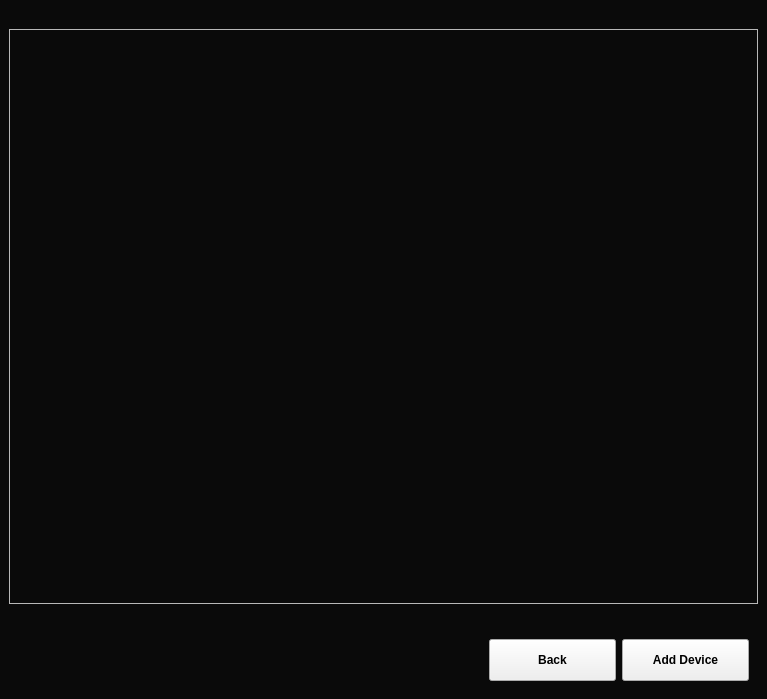
Old version of the form core/ui/scopyhomeaddpage.ui in the repository analogdevicesinc/scopy.
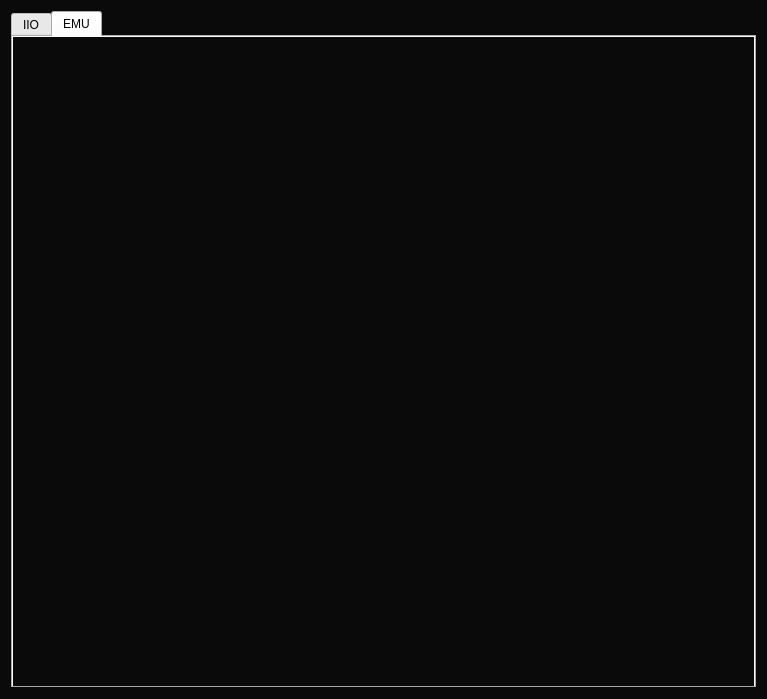
New version of the form. The open tabs and pages were chosen to show the change. Custom widgets are drawn as their Qt base class.

Commit message: core/ScopyHomeAddPage: Added emu tab.

The edit to the form file:
```diff
--- a/core/ui/scopyhomeaddpage.ui
+++ b/core/ui/scopyhomeaddpage.ui
@@ -22,7 +22,17 @@
   <property name="styleSheet">
    <string notr="true">.QWidget{background-color : rgb(10, 10, 10)}</string>
   </property>
-  <layout class="QGridLayout" name="gridLayout" columnstretch="0">
+  <layout class="QGridLayout" name="gridLayout">
+   <item row="0" column="0">
+    <widget class="QTabWidget" name="tabWidget">
+     <property name="currentIndex">
+      <number>0</number>
+     </property>
+     <widget class="QWidget" name="tabIio">
+      <attribute name="title">
+       <string>IIO</string>
+      </attribute>
+      <layout class="QGridLayout" name="gridLayout_3">
    <property name="leftMargin">
     <number>0</number>
    </property>
@@ -445,22 +455,6 @@
        </size>
       </property>
       <layout class="QVBoxLayout" name="verticalLayout">
-       <item>
-        <spacer name="verticalSpacer_3">
-         <property name="orientation">
-          <enum>Qt::Vertical</enum>
-         </property>
-         <property name="sizeType">
-          <enum>QSizePolicy::Fixed</enum>
-         </property>
-         <property name="sizeHint" stdset="0">
-          <size>
-           <width>20</width>
-           <height>20</height>
-          </size>
-         </property>
-        </spacer>
-       </item>
        <item>
         <widget class="QScrollArea" name="scrollAreaDevInfo">
          <property name="widgetResizable">
@@ -471,8 +465,8 @@
            <rect>
             <x>0</x>
             <y>0</y>
-            <width>66</width>
-            <height>50</height>
+                <width>725</width>
+                <height>541</height>
            </rect>
           </property>
           <layout class="QVBoxLayout" name="verticalLayout_2">
@@ -575,18 +569,41 @@
    </item>
   </layout>
  </widget>
+     <widget class="QWidget" name="tabEmu">
+      <attribute name="title">
+       <string>EMU</string>
+      </attribute>
+      <layout class="QGridLayout" name="gridLayout_6">
+       <property name="leftMargin">
+        <number>0</number>
+       </property>
+       <property name="topMargin">
+        <number>0</number>
+       </property>
+       <property name="rightMargin">
+        <number>0</number>
+       </property>
+       <property name="bottomMargin">
+        <number>0</number>
+       </property>
+      </layout>
+     </widget>
+    </widget>
+   </item>
+  </layout>
+ </widget>
  <customwidgets>
+  <customwidget>
+   <class>scopy::AnimationPushButton</class>
+   <extends>QPushButton</extends>
+   <header>animationpushbutton.h</header>
+  </customwidget>
   <customwidget>
    <class>scopy::gui::SubsectionSeparator</class>
    <extends>QWidget</extends>
    <header>subsection_separator.hpp</header>
    <container>1</container>
   </customwidget>
-  <customwidget>
-   <class>scopy::AnimationPushButton</class>
-   <extends>QPushButton</extends>
-   <header>animationpushbutton.h</header>
-  </customwidget>
  </customwidgets>
  <resources/>
  <connections/>
```
Left out of the diff: 100 changed lines with no effect on the pictures. Lines whose indentation alone changed are shown as unchanged. The commit also changes 6 other files.
